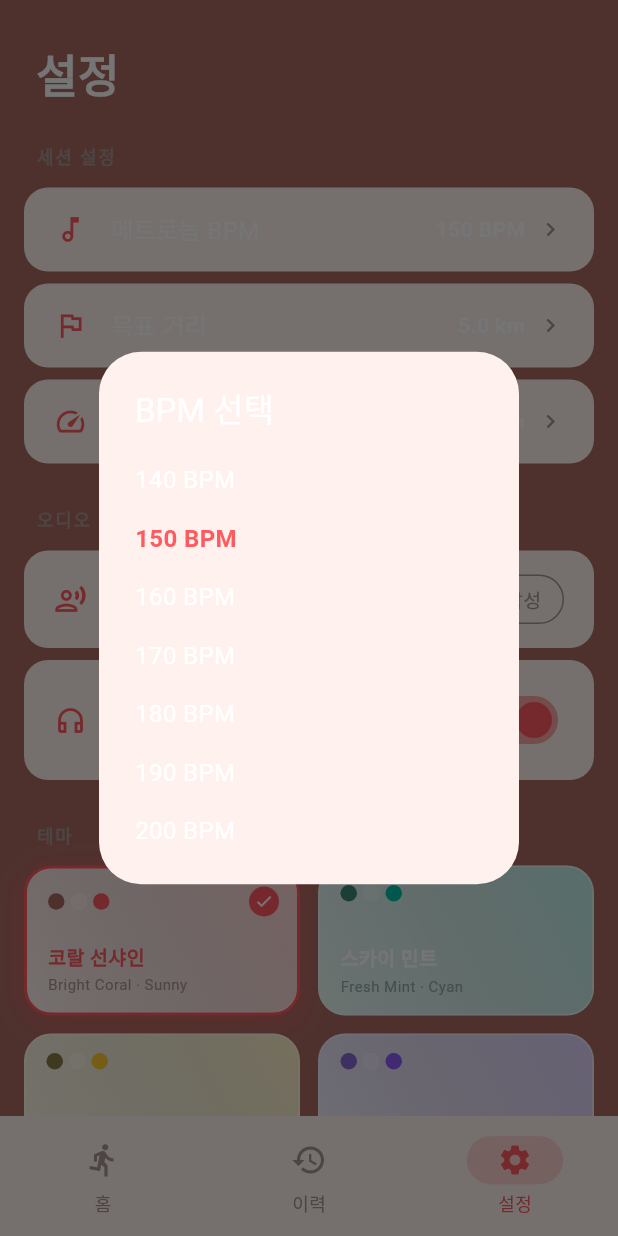
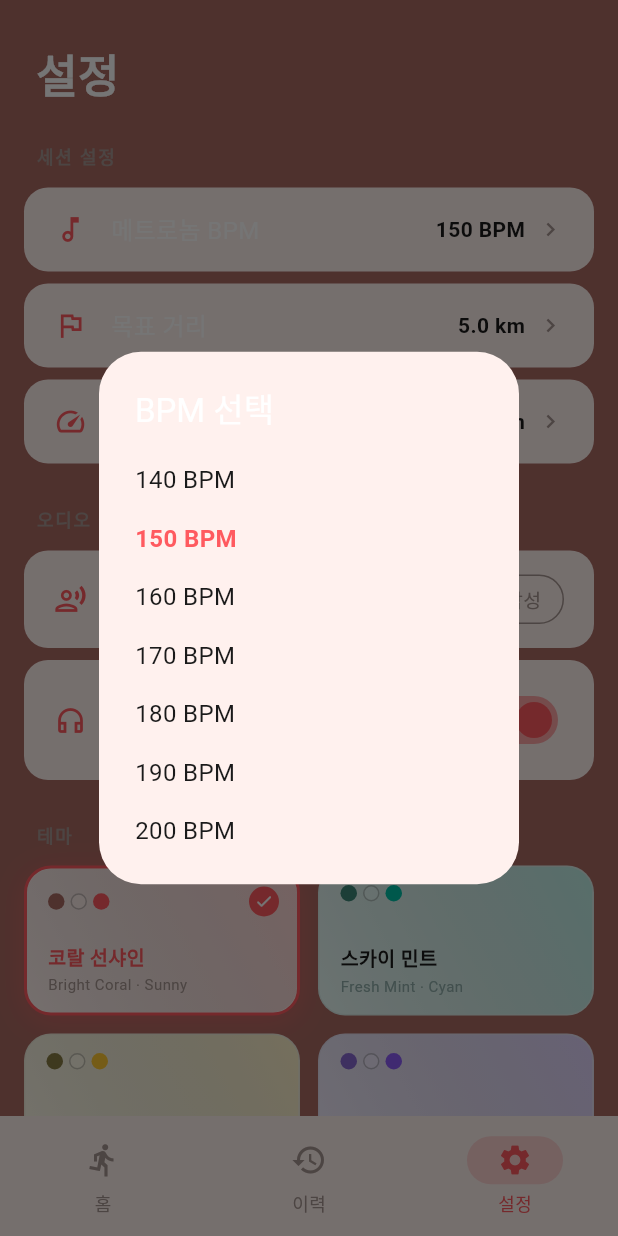
Before and after one commit to yerangco-boop/snail_running, a Flutter app: the screen it shows after launch, item 3 of the bottom bar chosen, after a tap on "메트로놈 BPM", on a phone screen of 412 x 824 dp. Run offline on Flutter 3.47's test engine with Material 3 defaults, Android fonts, the phone set to English and light mode, and no system bars; our stand-ins replace audioplayers, flutter_map, flutter_tts, geolocator, latlong2, sqflite; missing offline and left inert: dart:js; accounts and stored records are empty.

Commit message:
fix: surface 배경 위 텍스트 대비 문제 수정 (onSurface 추가)
background luminance를 올리면서 surface(밝은 파스텔)에 onBackground(다크 배경
기준 흰 텍스트)를 그대로 쓰던 곳들이 흰 배경에 흰 글씨로 안 보이는 문제 발생.
ThemePreset에 onSurface getter를 추가하고, 설정 화면 카드/테마 프리셋 카드/
BPM 피커/운동 완료 다이얼로그/목표 설정 조절 버튼 등 surface 위에 얹히는
텍스트·아이콘을 onSurface로 교체.

```diff
--- a/lib/models/theme_preset.dart
+++ b/lib/models/theme_preset.dart
@@ -33,6 +33,10 @@ class ThemePreset {
   // 배경 밝기에 따른 텍스트 색 (밝은 배경 → 어두운 글자, 어두운 배경 → 흰 글자)
   Color get onBackground =>
       background.computeLuminance() > 0.3 ? const Color(0xFF1A1A1A) : Colors.white;
+
+  // surface 배경 위에 올라가는 텍스트/아이콘 색 (surface와 background의 밝기가 다를 수 있으므로 별도 계산)
+  Color get onSurface =>
+      surface.computeLuminance() > 0.3 ? const Color(0xFF1A1A1A) : Colors.white;
 
   Color get onRun =>
       runGradient[1].computeLuminance() > 0.3
--- a/lib/screens/home_screen.dart
+++ b/lib/screens/home_screen.dart
@@ -284,11 +284,11 @@ class _HomeScreenState extends State<HomeScreen> {
               _summaryRow("시간", time),
               _summaryRow("평균 페이스", "$pace /km"),
               const SizedBox(height: 20),
-              Divider(color: _s.preset.onBackground.withValues(alpha: 0.12)),
+              Divider(color: _s.preset.onSurface.withValues(alpha: 0.12)),
               const SizedBox(height: 12),
               Text(
                 "불편한 부위가 있나요?",
-                style: TextStyle(fontSize: 13, color: _s.preset.onBackground.withValues(alpha: 0.54)),
+                style: TextStyle(fontSize: 13, color: _s.preset.onSurface.withValues(alpha: 0.54)),
               ),
               const SizedBox(height: 10),
               Wrap(
@@ -307,13 +307,13 @@ class _HomeScreenState extends State<HomeScreen> {
                         color: on ? _s.accent : Colors.transparent,
                         borderRadius: BorderRadius.circular(20),
                         border: Border.all(
-                            color: on ? _s.accent : _s.preset.onBackground.withValues(alpha: 0.24)),
+                            color: on ? _s.accent : _s.preset.onSurface.withValues(alpha: 0.24)),
                       ),
                       child: Text(
                         part,
                         style: TextStyle(
                           fontSize: 13,
-                          color: on ? Colors.white : _s.preset.onBackground.withValues(alpha: 0.54),
+                          color: on ? Colors.white : _s.preset.onSurface.withValues(alpha: 0.54),
                         ),
                       ),
                     ),
@@ -826,7 +826,7 @@ class _HomeScreenState extends State<HomeScreen> {
       children: [
         Text(label, style: TextStyle(color: _s.preset.grey, fontSize: 15)),
         Text(value,
-            style: TextStyle(fontWeight: FontWeight.bold, fontSize: 18, color: _s.preset.onBackground)),
+            style: TextStyle(fontWeight: FontWeight.bold, fontSize: 18, color: _s.preset.onSurface)),
       ],
     ),
   );
@@ -1058,7 +1058,7 @@ class _GoalSheetState extends State<_GoalSheet> {
         color: widget.settings.preset.surface,
         shape: BoxShape.circle,
       ),
-      child: Center(child: Icon(icon, color: widget.settings.preset.onBackground, size: 28)),
+      child: Center(child: Icon(icon, color: widget.settings.preset.onSurface, size: 28)),
     ),
   );
 }
--- a/lib/screens/settings_screen.dart
+++ b/lib/screens/settings_screen.dart
@@ -32,12 +32,12 @@ class _SettingsScreenState extends State<SettingsScreen> {
         child: ListView(
           padding: const EdgeInsets.fromLTRB(16, 28, 16, 32),
           children: [
-            const Padding(
-              padding: EdgeInsets.only(left: 8, bottom: 24),
+            Padding(
+              padding: const EdgeInsets.only(left: 8, bottom: 24),
               child: Text(
                 "설정",
                 style: TextStyle(
-                    fontSize: 30, fontWeight: FontWeight.bold, color: Colors.white),
+                    fontSize: 30, fontWeight: FontWeight.bold, color: _s.preset.onBackground),
               ),
             ),
 
@@ -49,8 +49,8 @@ class _SettingsScreenState extends State<SettingsScreen> {
               icon: Icons.music_note_outlined,
               label: "메트로놈 BPM",
               trailing: Text("${_s.bpm} BPM",
-                  style: const TextStyle(
-                      color: Colors.white, fontWeight: FontWeight.bold)),
+                  style: TextStyle(
+                      color: _s.preset.onSurface, fontWeight: FontWeight.bold)),
               onTap: _showBpmPicker,
             ),
             const SizedBox(height: 8),
@@ -59,8 +59,8 @@ class _SettingsScreenState extends State<SettingsScreen> {
               icon: Icons.flag_outlined,
               label: "목표 거리",
               trailing: Text("${_s.targetDistanceKm.toStringAsFixed(1)} km",
-                  style: const TextStyle(
-                      color: Colors.white, fontWeight: FontWeight.bold)),
+                  style: TextStyle(
+                      color: _s.preset.onSurface, fontWeight: FontWeight.bold)),
               onTap: _showDistancePicker,
             ),
             const SizedBox(height: 8),
@@ -70,8 +70,8 @@ class _SettingsScreenState extends State<SettingsScreen> {
               label: "목표 페이스",
               trailing: Text(
                 "${_s.paceMinutes}:${_s.paceSeconds.toString().padLeft(2, '0')} /km",
-                style: const TextStyle(
-                    color: Colors.white, fontWeight: FontWeight.bold),
+                style: TextStyle(
+                    color: _s.preset.onSurface, fontWeight: FontWeight.bold),
               ),
               onTap: _showPacePicker,
             ),
@@ -159,7 +159,7 @@ class _SettingsScreenState extends State<SettingsScreen> {
           color: preset.surface,
           borderRadius: BorderRadius.circular(18),
           border: Border.all(
-            color: isSelected ? accent : Colors.white.withValues(alpha: 0.07),
+            color: isSelected ? accent : preset.onSurface.withValues(alpha: 0.07),
             width: isSelected ? 2 : 1,
           ),
           boxShadow: isSelected
@@ -206,7 +206,7 @@ class _SettingsScreenState extends State<SettingsScreen> {
                       _dot(preset.background, 11),
                       const SizedBox(width: 4),
                       _dot(preset.surface.withValues(alpha: 0.5), 11,
-                          border: Colors.white.withValues(alpha: 0.25)),
+                          border: preset.onSurface.withValues(alpha: 0.25)),
                       const SizedBox(width: 4),
                       _dot(accent, 11),
                       const Spacer(),
@@ -233,7 +233,7 @@ class _SettingsScreenState extends State<SettingsScreen> {
                         style: TextStyle(
                           fontSize: 13,
                           fontWeight: FontWeight.w700,
-                          color: isSelected ? accent : Colors.white,
+                          color: isSelected ? accent : preset.onSurface,
                           height: 1.2,
                         ),
                       ),
@@ -350,7 +350,7 @@ class _SettingsScreenState extends State<SettingsScreen> {
                     style: TextStyle(
                       fontWeight:
                           b == _s.bpm ? FontWeight.bold : FontWeight.normal,
-                      color: b == _s.bpm ? _accent : Colors.white,
+                      color: b == _s.bpm ? _accent : _s.preset.onSurface,
                       fontSize: 16,
                     ),
                   ),
```
